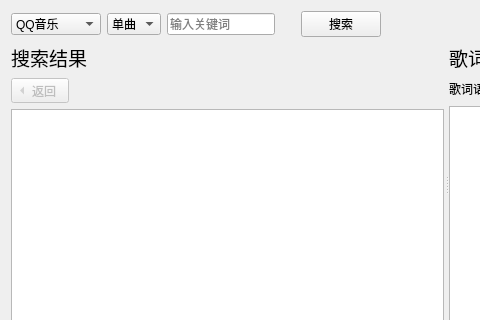
Above: ui/search_base.ui from chenmozhijin/LDDC before the change; both pictures show x 0 to 480 and y 0 to 320 of the 1039 by 433 pixel window. Below: the same form after it.
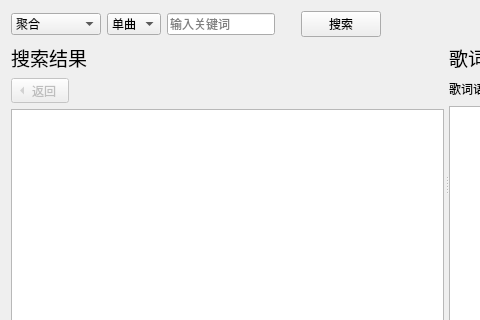
That is the form after the change. Custom widgets are drawn as their Qt base class.

Commit message: Support aggregate search & optimize search interface - Supports aggregate search to search multiple sources simultaneously - Improve the update speed of preview lyrics after changing the language type, lyrics type, and offset - Supports searching by pressing the Enter key in the search box

What changed in the file:
```diff
--- a/ui/search_base.ui
+++ b/ui/search_base.ui
@@ -18,6 +18,11 @@
     <layout class="QHBoxLayout" name="horizontalLayout">
      <item>
       <widget class="QComboBox" name="source_comboBox">
+       <item>
+        <property name="text">
+         <string>聚合</string>
+        </property>
+       </item>
        <item>
         <property name="text">
          <string>QQ音乐</string>
```
The commit also changes 6 other files.
